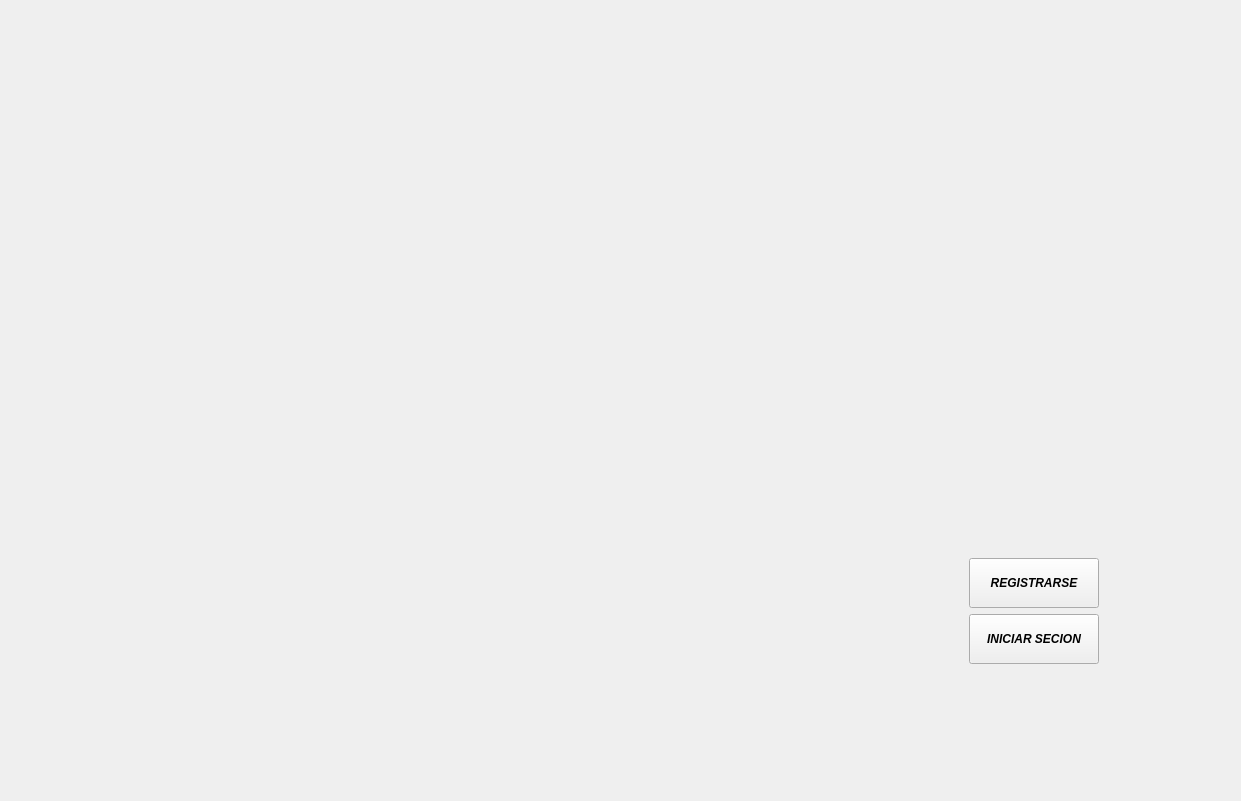
This is src/escenario/widgets/portadawidget.ui in Elmer-Mosquera-UdeA/proyecto-final-2026-1 as Qt 5 draws it before an edit. The edited form follows.
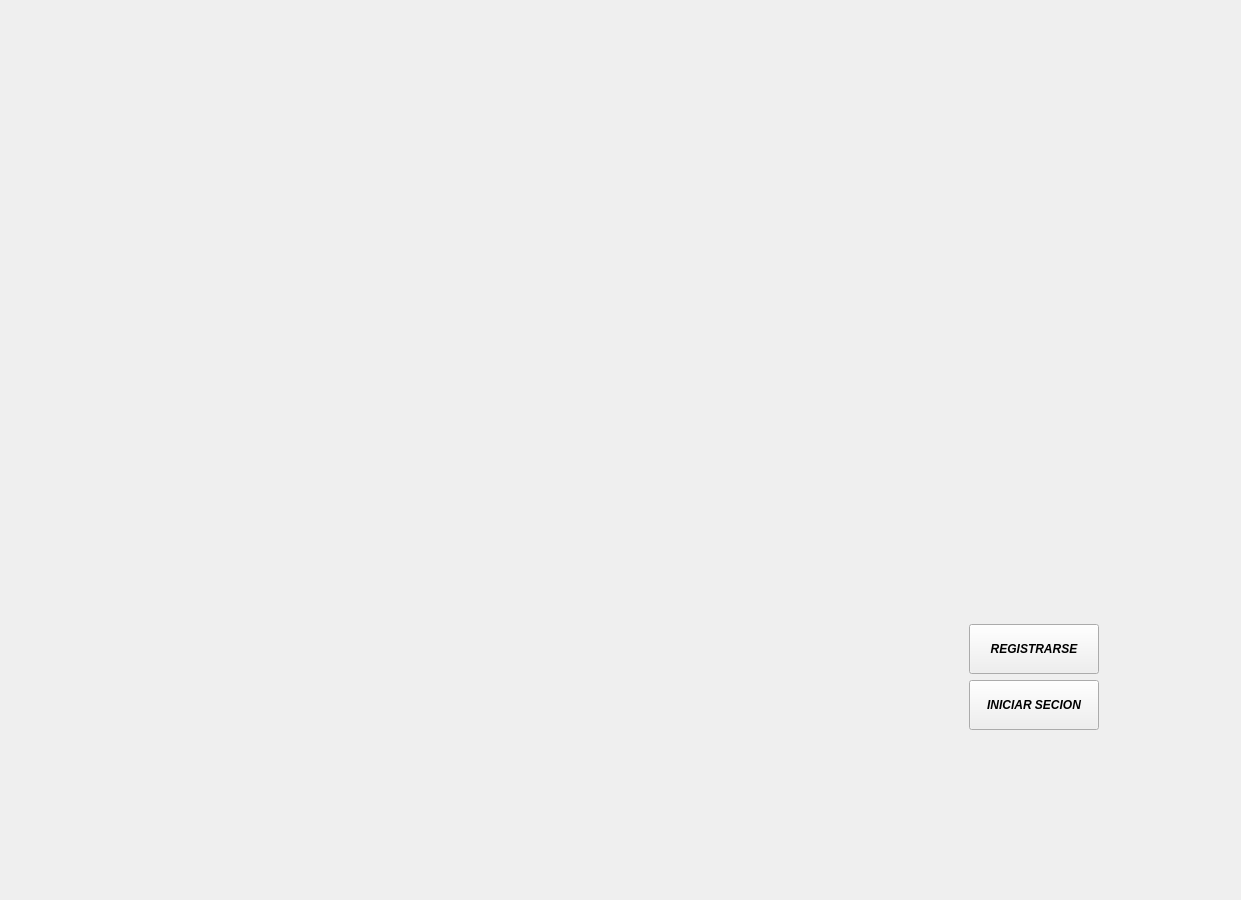
This is the edited form. Icons and pictures are not drawn.

What changed in the file:
```diff
--- a/src/escenario/widgets/portadawidget.ui
+++ b/src/escenario/widgets/portadawidget.ui
@@ -7,13 +7,13 @@
     <x>0</x>
     <y>0</y>
     <width>1241</width>
-    <height>801</height>
+    <height>900</height>
    </rect>
   </property>
   <property name="minimumSize">
    <size>
-    <width>1241</width>
-    <height>801</height>
+    <width>700</width>
+    <height>900</height>
    </size>
   </property>
   <property name="maximumSize">
```
